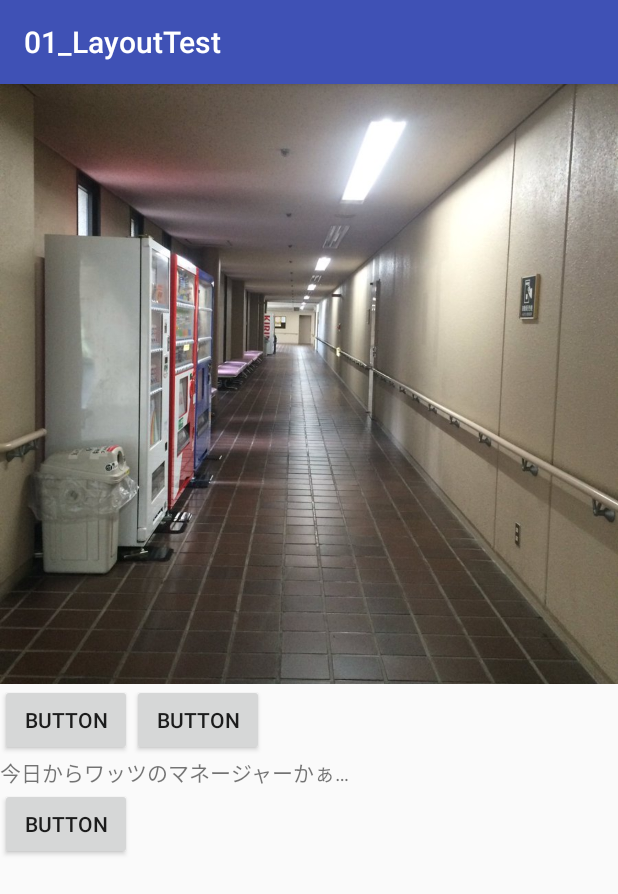
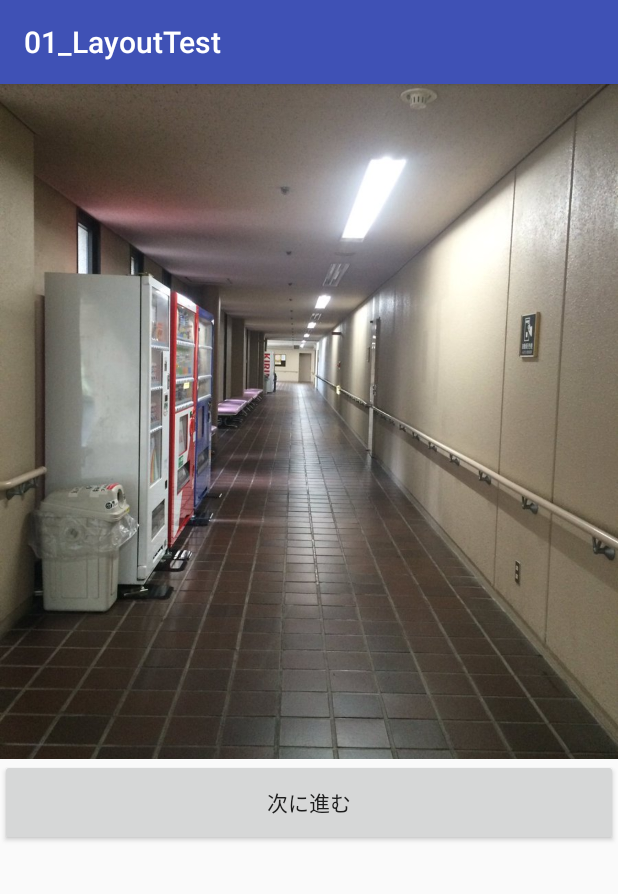
Before and after one commit to mao20011221/gorira, an Android app: the screen it shows after launch (MainActivity), on a phone screen of 412 x 824 dp. Shown: the top 894 px of the screen. Run offline under Robolectric (Android 15) with nearby library versions, the phone set to English and light mode, and no system bars.

Commit message:
画像切り替え

```diff
--- a/app/src/main/res/layout/activity_main.xml
+++ b/app/src/main/res/layout/activity_main.xml
@@ -9,44 +9,33 @@
     <ImageView
         android:id="@+id/imageView"
         android:layout_width="wrap_content"
-        android:layout_height="400dp"
+        android:layout_height="450dp"
         android:scaleType="centerCrop"
         app:srcCompat="@drawable/goriraen3" />
 
-    <LinearLayout
+    <Button
+        android:id="@+id/次に進む"
         android:layout_width="match_parent"
-        android:layout_height="wrap_content"
-        android:orientation="horizontal">
+        android:layout_height="58dp"
+        android:text="次に進む" />
 
-        <Button
-            android:id="@+id/button6"
-            android:layout_width="wrap_content"
-            android:layout_height="wrap_content"
-            android:text="Button" />
+    <!--<TextView-->
+      <!--android:id="@+id/text"-->
+      <!--android:layout_width="match_parent"-->
+      <!--android:layout_height="35dp"-->
+      <!--android:text="今日からワッツのマネージャーかぁ、緊張するなぁ…" />-->
 
-        <Button
-            android:id="@+id/button5"
-            android:layout_width="wrap_content"
-            android:layout_height="wrap_content"
-            android:text="Button" />
+    <!--<LinearLayout-->
+        <!--android:layout_width="match_parent"-->
+        <!--android:layout_height="wrap_content"-->
+        <!--android:orientation="horizontal">-->
 
-    </LinearLayout>
+        <!--<Button-->
+            <!--android:id="@+id/button"-->
+            <!--android:layout_width="wrap_content"-->
+           <!--android:layout_height="wrap_content"-->
+          <!--android:text="Button" />-->
 
-    <TextView
-        android:id="@+id/text"
-        android:text="今日からワッツのマネージャーかぁ…"
-        android:layout_width="match_parent"
-        android:layout_height="wrap_content" />
-    <LinearLayout
-        android:layout_width="match_parent"
-        android:layout_height="wrap_content"
-        android:orientation="horizontal">
-        <Button
-            android:id="@+id/button"
-            android:layout_width="wrap_content"
-            android:layout_height="wrap_content"
-            android:text="Button" />
-
-    </LinearLayout>
+    <!--</LinearLayout>-->
 
 </LinearLayout>
```
Also changed, not shown: app/src/main/java/net/kojira/a01_layouttest/MainActivity.java (+17 -6 lines).
